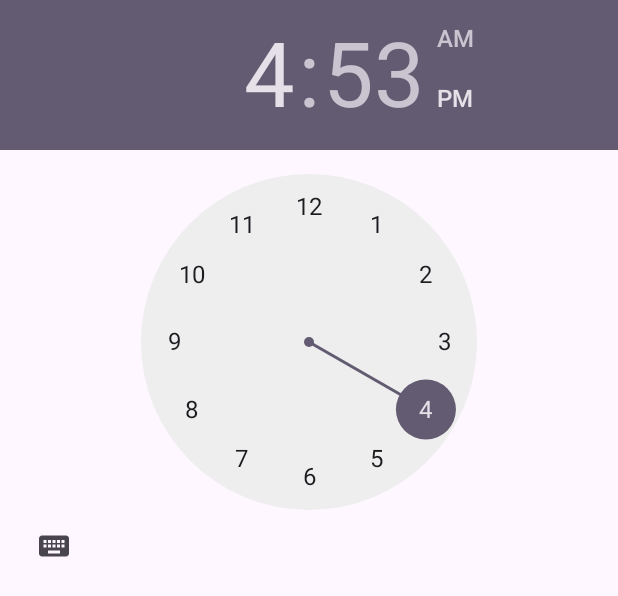
After one commit to Arghya-UIT/alarmclock, an Android app: the layout dailouge_time_picker.xml on its own in the app's theme, with its tools: preview values and no code run, on a phone screen of 412 x 824 dp. The commit adds this screen. Shown: the top 596 px of the screen. Run offline under Robolectric (Android 15) with nearby library versions, the phone set to English and light mode, and no system bars.

Commit message:
some changes

```diff
--- a/Alarmclock/app/src/main/java/com/example/alarmclock/database/AlarmModel.java
+++ b/Alarmclock/app/src/main/java/com/example/alarmclock/database/AlarmModel.java
@@ -4,5 +4,10 @@ public class AlarmModel {
 
     private int id;
     private String alarm_name;
+    private String time_for_display;
+    private int time_for_store;
+    private String[] selected_days;
+    private String ringtone_uri;
+
 
 }
--- /dev/null
+++ b/Alarmclock/app/src/main/res/layout/dailouge_time_picker.xml
@@ -0,0 +1,13 @@
+<?xml version="1.0" encoding="utf-8"?>
+<androidx.coordinatorlayout.widget.CoordinatorLayout
+    xmlns:android="http://schemas.android.com/apk/res/android"
+    xmlns:app="http://schemas.android.com/apk/res-auto"
+    android:layout_width="wrap_content"
+    android:layout_height="wrap_content">
+    <TimePicker
+        android:id="@+id/timePicker"
+        android:layout_width="wrap_content"
+        android:layout_height="wrap_content"/>
+
+
+</androidx.coordinatorlayout.widget.CoordinatorLayout>
```
Also changed, not shown: Alarmclock/app/src/main/java/com/example/alarmclock/CreateAlarm.java (+20 -0 lines), Alarmclock/app/src/main/res/layout/create_alarm.xml (+6 -3 lines).
